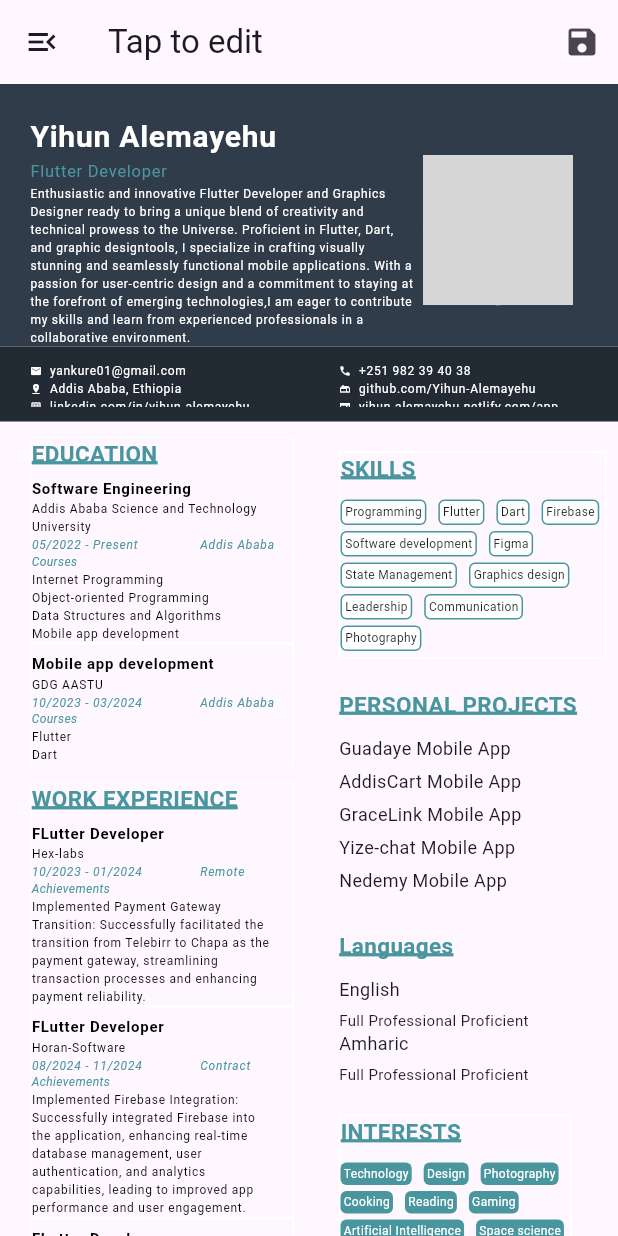
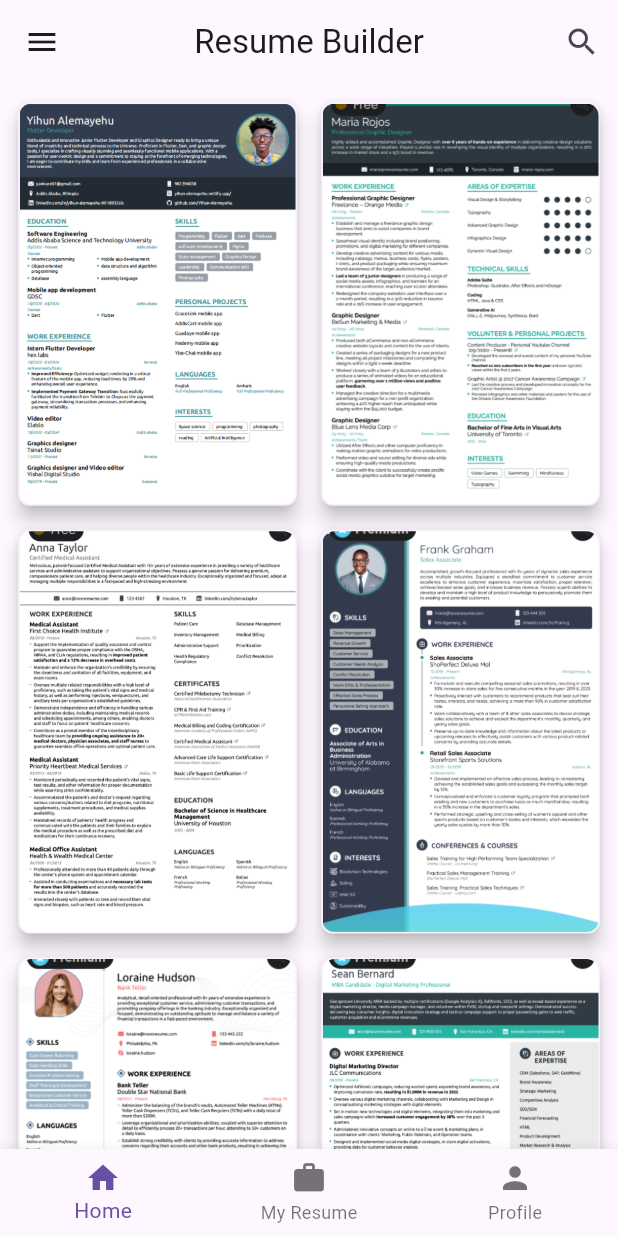
Before and after one commit to Yihun-Alemayehu/Resume-builder, a Flutter app: the screen it shows after launch, on a phone screen of 412 x 824 dp. Run offline on Flutter 3.47's test engine with Material 3 defaults, Android fonts, the phone set to English and light mode, and no system bars; our stand-ins replace calendar_date_picker2, flutter_form_builder, image_picker, intl_phone_number_input, open_file, pdf; missing offline and left inert: flutter_pdfview; grey boxes are pictures that could not be loaded.

Commit message:
[feat] : created home and main screens

```diff
--- a/lib/main.dart
+++ b/lib/main.dart
@@ -1,4 +1,5 @@
 import 'package:flutter/material.dart';
+import 'package:my_resume/screens/main_screen.dart';
 import 'package:my_resume/screens/pdf_screen.dart';
 import 'package:my_resume/screens/resume_template.dart';
 
@@ -13,7 +14,7 @@ class ResumeApp extends StatelessWidget {
   Widget build(BuildContext context) {
     return const MaterialApp(
       debugShowCheckedModeBanner: false,
-      home: ResumeTemplate(),
+      home: MainScreen(),
     );
   }
 }
--- /dev/null
+++ b/lib/screens/home_screen.dart
@@ -0,0 +1,52 @@
+import 'package:flutter/material.dart';
+import 'package:my_resume/widgets/templates_list.dart';
+
+class HomeScreen extends StatelessWidget {
+  const HomeScreen({super.key});
+
+  @override
+  Widget build(BuildContext context) {
+    return Scaffold(
+      appBar: AppBar(
+        title: const Text('Resume Builder'),
+        centerTitle: true,
+        leading: const Icon(Icons.menu_outlined),
+        actions: [
+          IconButton(
+            onPressed: () {},
+            icon: const Icon(Icons.search),
+          ),
+        ],
+      ),
+      body: GridView.builder(
+        physics: const BouncingScrollPhysics(),
+        padding: const EdgeInsets.all(8.0),
+        gridDelegate: const SliverGridDelegateWithFixedCrossAxisCount(
+          crossAxisCount: 2,
+          crossAxisSpacing: 8.0,
+          mainAxisSpacing: 8.0,
+          childAspectRatio: 0.7,
+        ),
+        itemCount: templates.length,
+        itemBuilder: (context, index) {
+          return Card(
+            elevation: 5,
+            shape: RoundedRectangleBorder(
+              borderRadius: BorderRadius.circular(8.0),
+            ),
+            child: Padding(
+              padding: const EdgeInsets.all(1.0),
+              child: ClipRRect(
+                borderRadius: BorderRadius.circular(8.0),
+                child: Image.asset(
+                  templates[index],
+                  fit: BoxFit.cover,
+                ),
+              ),
+            ),
+          );
+        },
+      ),
+    );
+  }
+}
--- /dev/null
+++ b/lib/screens/main_screen.dart
@@ -0,0 +1,49 @@
+import 'package:flutter/material.dart';
+import 'package:my_resume/screens/home_screen.dart';
+import 'package:my_resume/screens/my_resume_screen.dart';
+import 'package:my_resume/screens/profile_screen.dart';
+
+class MainScreen extends StatefulWidget {
+  const MainScreen({super.key});
+
+  @override
+  State<MainScreen> createState() => _MainScreenState();
+}
+
+class _MainScreenState extends State<MainScreen> {
+  int currentTab = 0;
+
+  List<Widget> screens = [
+    HomeScreen(),
+    const MyResumeScreen(),
+    const ProfileScreen(),
+  ];
+  @override
+  Widget build(BuildContext context) {
+    return Scaffold(
+      body: screens[currentTab],
+      bottomNavigationBar: BottomNavigationBar(
+        currentIndex: currentTab,
+        onTap: (index) {
+          setState(() {
+            currentTab = index;
+          });
+        },
+        items: const [
+          BottomNavigationBarItem(
+            icon: Icon(Icons.home),
+            label: 'Home',
+          ),
+          BottomNavigationBarItem(
+            icon: Icon(Icons.work),
+            label: 'My Resume',
+          ),
+          BottomNavigationBarItem(
+            icon: Icon(Icons.person),
+            label: 'Profile',
+          ),
+        ],
+      ),
+    );
+  }
+}
--- /dev/null
+++ b/lib/screens/my_resume_screen.dart
@@ -0,0 +1,19 @@
+import 'package:flutter/material.dart';
+
+class MyResumeScreen extends StatefulWidget {
+  const MyResumeScreen({super.key});
+
+  @override
+  State<MyResumeScreen> createState() => _MyResumeScreenState();
+}
+
+class _MyResumeScreenState extends State<MyResumeScreen> {
+  @override
+  Widget build(BuildContext context) {
+    return const Scaffold(
+      body: Center(
+        child: Text('My Resume Screen'),
+      ),
+    );
+  }
+}
--- /dev/null
+++ b/lib/screens/profile_screen.dart
@@ -0,0 +1,19 @@
+import 'package:flutter/material.dart';
+
+class ProfileScreen extends StatefulWidget {
+  const ProfileScreen({super.key});
+
+  @override
+  State<ProfileScreen> createState() => _ProfileScreenState();
+}
+
+class _ProfileScreenState extends State<ProfileScreen> {
+  @override
+  Widget build(BuildContext context) {
+    return const Scaffold(
+      body: Center(
+        child: Text('Profile Screen'),
+      ),
+    );
+  }
+}
--- a/lib/screens/resume_template.dart
+++ b/lib/screens/resume_template.dart
@@ -6,9 +6,6 @@ import 'package:my_resume/data/model/education_model.dart';
 import 'package:my_resume/data/model/language_model.dart';
 import 'package:my_resume/data/model/user_model.dart';
 import 'package:my_resume/data/model/work_experience_model.dart';
-import 'package:my_resume/widgets/date_pick_form_field.dart';
-import 'package:my_resume/widgets/edit_field.dart';
-import 'package:my_resume/widgets/phone_number_field.dart';
 
 class ResumeTemplate extends StatefulWidget {
   const ResumeTemplate({super.key});
@@ -19,10 +16,7 @@ class ResumeTemplate extends StatefulWidget {
 
 class _ResumeTemplateState extends State<ResumeTemplate> {
   final TransformationController _transformationController =
-      TransformationController(); // Manages zoom
-  final FocusNode _nameFocusNode = FocusNode(); // Focus for name field
-  final FocusNode _professionFocusNode =
-      FocusNode(); // Focus for profession field
+      TransformationController();
 
   final GlobalKey nameFieldKey = GlobalKey(); // Key for the name field
 
@@ -46,28 +40,8 @@ class _ResumeTemplateState extends State<ResumeTemplate> {
   }
 
   @override
-  void initState() {
-    super.initState();
-
-    // Add listeners for zoom behavior
-    _nameFocusNode.addListener(() {
-      if (_nameFocusNode.hasFocus) {
-        _zoomToField(nameFieldKey); // Adjust for name field position
-      }
-    });
-
-    _professionFocusNode.addListener(() {
-      if (_professionFocusNode.hasFocus) {
-        _zoomToField(nameFieldKey); // Adjust for profession field position
-      }
-    });
-  }
-
-  @override
   void dispose() {
     _transformationController.dispose();
-    _nameFocusNode.dispose();
-    _professionFocusNode.dispose();
     super.dispose();
   }
 
@@ -98,14 +72,9 @@ class _ResumeTemplateState extends State<ResumeTemplate> {
           minScale: 0.5, // Minimum zoom scale
           maxScale: 3.0,
           child: const SingleChildScrollView(
-            physics: const BouncingScrollPhysics(),
+            physics: BouncingScrollPhysics(),
             primary: true,
-            child: TemporaryColumn(
-                // nameFieldKey: nameFieldKey,
-                // nameFocusNode: _nameFocusNode,
-                // professionFocusNode: _professionFocusNode,
-                // onFocusField: _zoomToField,
-                ),
+            child: TemporaryColumn(),
           ),
         ),
       ),
@@ -114,17 +83,8 @@ class _ResumeTemplateState extends State<ResumeTemplate> {
 }
 
 class TemporaryColumn extends StatefulWidget {
-  // final GlobalKey nameFieldKey;
-  // final FocusNode nameFocusNode;
-  // final FocusNode professionFocusNode;
-  // final Function(GlobalKey) onFocusField;
-
   const TemporaryColumn({
     super.key,
-    // required this.nameFocusNode,
-    // required this.professionFocusNode,
-    // required this.nameFieldKey,
-    // required this.onFocusField,
   });
 
   @override
@@ -242,12 +202,6 @@ class _TemporaryColumnState extends State<TemporaryColumn> {
     'Space science',
     'programming',
   ];
-  // List languages = [
-  //   'English',
-  //   'Full Professional Proficient',
-  //   'Amharic',
-  //   'Full Professional Proficient',
-  // ];
 
   final TextEditingController _nameController = TextEditingController();
   final TextEditingController _professionController = TextEditingController();
--- /dev/null
+++ b/lib/widgets/templates_list.dart
@@ -0,0 +1,28 @@
+List<String> templates = [
+    'assets/0.png',
+    'assets/1.png',
+    'assets/2.png',
+    'assets/3.png',
+    'assets/4.png',
+    'assets/5.png',
+    'assets/6.png',
+    'assets/7.png',
+    'assets/8.png',
+    'assets/9.png',
+    'assets/10.png',
+    'assets/11.png',
+    'assets/12.png',
+    'assets/0.png',
+    'assets/1.png',
+    'assets/2.png',
+    'assets/3.png',
+    'assets/4.png',
+    'assets/5.png',
+    'assets/6.png',
+    'assets/7.png',
+    'assets/8.png',
+    'assets/9.png',
+    'assets/10.png',
+    'assets/11.png',
+    'assets/12.png',
+  ];
```
Also changed, not shown: assets/0.png (added), assets/1.png (added), assets/10.png (added), assets/11.png (added), assets/12.png (added), assets/2.png (added), assets/3.png (added), assets/4.png (added), assets/5.png (added), assets/6.png (added), assets/7.png (added), assets/8.png (added), assets/9.png (added).
